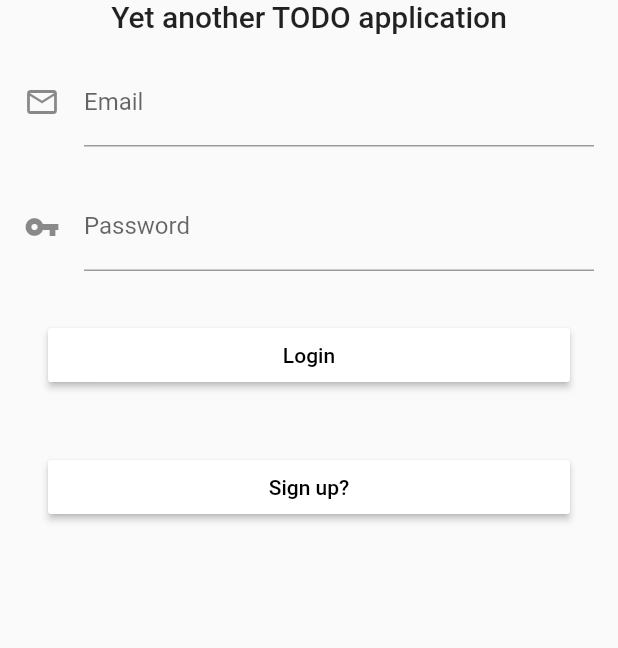
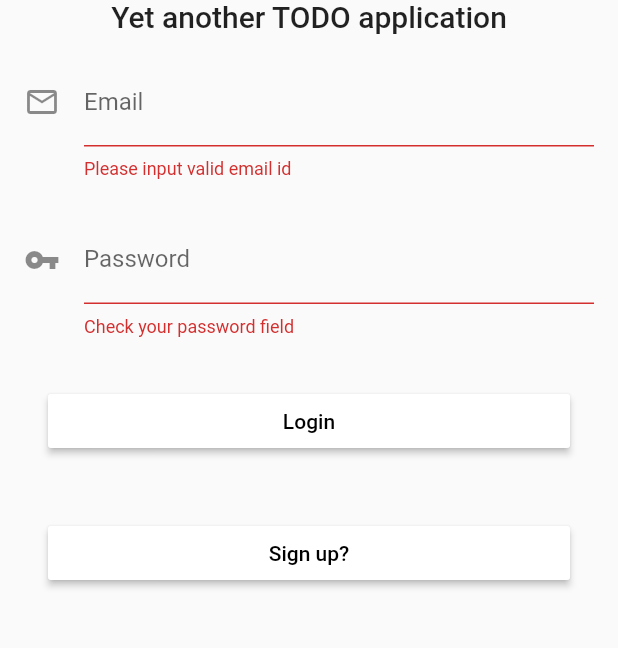
Before and after one commit to Rohithgilla12/yata, a Flutter app: the LoginPage screen opened directly, after a tap on "Login", on a phone screen of 412 x 824 dp, the part 188-836 px from its top. Run offline on Flutter 3.47's test engine with Material 2 defaults, Android fonts, the phone set to English and light mode, and no system bars; our stand-ins replace built_collection, built_value, cloud_firestore, firebase_auth, firebase_core, flutter_redux and 3 more; missing offline and left inert: redux_epics; accounts and stored records are empty; generated files the repository leaves out were written again; project files that could hold a hidden picture were left out.

Commit message:
Authentication done
- Login
- SignUp
- Logout

```diff
--- a/lib/src/actions/auth/index.dart
+++ b/lib/src/actions/auth/index.dart
@@ -7,5 +7,6 @@ import 'package:yatp/src/models/auth/index.dart';
 
 part 'index.freezed.dart';
 part 'login.dart';
+part 'logout.dart';
 part 'sign_up.dart';
 part 'update_user_details.dart';
--- a/lib/src/presentation/login_page.dart
+++ b/lib/src/presentation/login_page.dart
@@ -1,4 +1,7 @@
 import 'package:flutter/material.dart';
+import 'package:flutter_redux/flutter_redux.dart';
+import 'package:yatp/src/actions/index.dart';
+import 'package:yatp/src/models/index.dart';
 import 'package:yatp/src/presentation/app_routes.dart';
 
 class LoginPage extends StatefulWidget {
@@ -12,7 +15,12 @@ class _LoginPageState extends State<LoginPage> {
   final GlobalKey<FormState> _formKey = GlobalKey<FormState>();
   String _email, _password;
 
-  void _onSubmit() {}
+  void _onSubmit() {
+    if (_formKey.currentState.validate()) {
+      _formKey.currentState.save();
+      StoreProvider.of<AppState>(context).dispatch(Login(email: _email, password: _password));
+    }
+  }
 
   @override
   Widget build(BuildContext context) {
--- a/lib/src/reducers/reducer.dart
+++ b/lib/src/reducers/reducer.dart
@@ -13,6 +13,10 @@ AppState reducer(AppState state, dynamic action) {
   }
   print(action);
 
+  if (action is Logout) {
+    return AppState();
+  }
+
   return state.rebuild((AppStateBuilder b) {
     b
       ..auth = authReducer(state.auth, action).toBuilder()
```
Also changed, not shown: lib/src/actions/auth/logout.dart (added, +11 -0 lines), lib/src/data/auth_api.dart (+7 -3 lines), lib/src/epics/auth_epic.dart (+10 -0 lines), lib/src/presentation/home_page.dart (+10 -1 lines), lib/src/actions/auth/index.freezed.dart.
